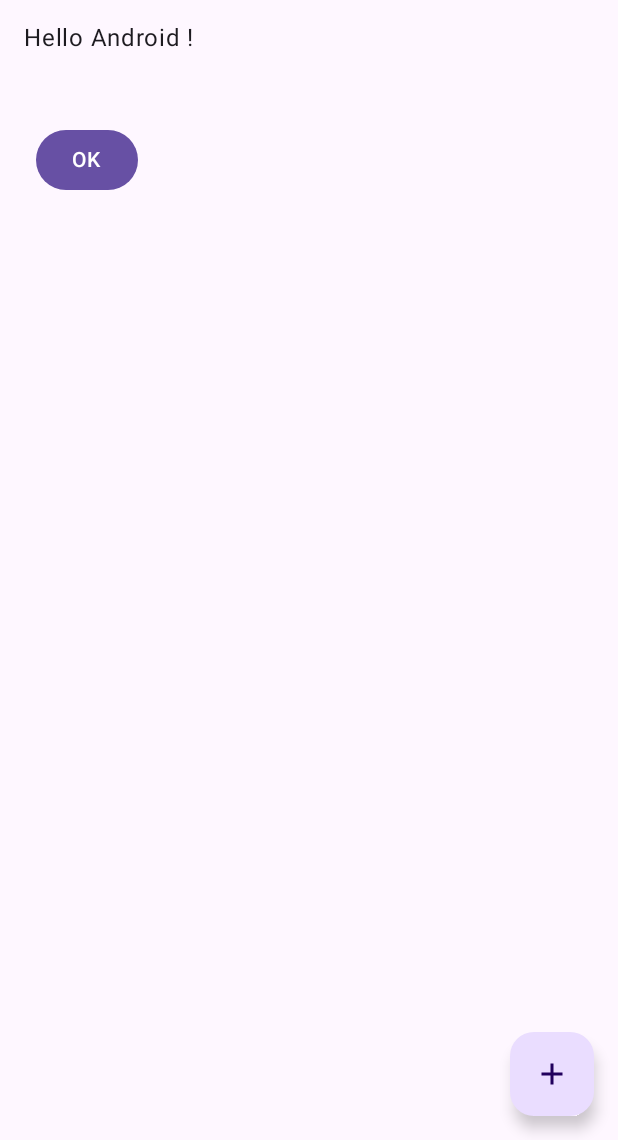
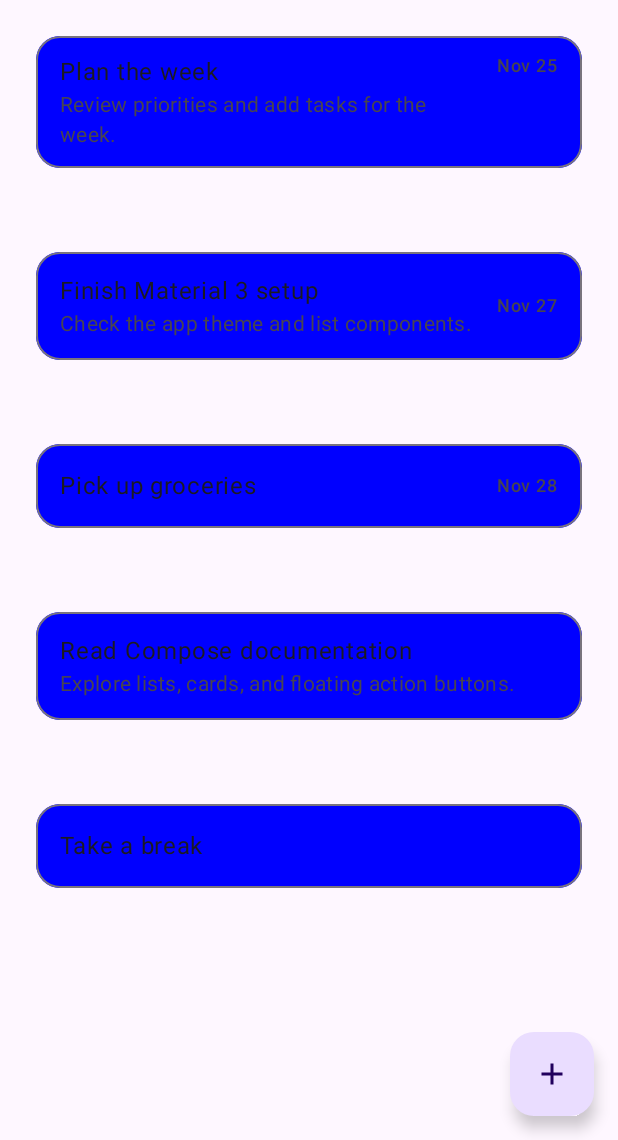
Before and after one commit to ardjuh/TODO, an Android app built with Jetpack Compose: the screen it shows after launch (MainActivity), on a phone screen of 412 x 824 dp, the part 96-1236 px from its top. Run offline under Robolectric (Android 15) with nearby library versions, the phone set to English and light mode, and no system bars; our stand-ins replace Navigation 3.

Commit message:
Some stuff

```diff
--- a/app/build.gradle.kts
+++ b/app/build.gradle.kts
@@ -2,6 +2,7 @@ plugins {
   alias(libs.plugins.android.application)
   alias(libs.plugins.compose.compiler)
   alias(libs.plugins.kotlin.serialization)
+  alias(libs.plugins.ksp)
 }
 
 android {
@@ -83,4 +84,8 @@ dependencies {
   implementation(libs.androidx.navigation3.ui)
   implementation(libs.androidx.navigation3.runtime)
   implementation(libs.androidx.lifecycle.viewmodel.navigation3)
+
+  // Persistent local database
+  implementation(libs.androidx.room.runtime)
+  ksp(libs.androidx.room.compiler)
 }
--- a/app/src/main/kotlin/com/example/todo/data/DataRepository.kt
+++ b/app/src/main/kotlin/com/example/todo/data/DataRepository.kt
@@ -1,12 +1,44 @@
 package com.example.todo.data
 
+import com.example.todo.ui.main.TodoListItem
 import kotlinx.coroutines.flow.Flow
 import kotlinx.coroutines.flow.flow
 
 interface DataRepository {
-  val data: Flow<List<String>>
+  val data: Flow<List<TodoListItem>>
 }
 
 class DefaultDataRepository : DataRepository {
-  override val data: Flow<List<String>> = flow { emit(listOf("Android")) }
+  override val data: Flow<List<TodoListItem>> = flow {
+    emit(
+      listOf(
+        TodoListItem(
+          title = "Plan the week",
+          description = "Review priorities and add tasks for the week.",
+          endDate = "Nov 25",
+          groupId = "personal"
+        ),
+        TodoListItem(
+          title = "Finish Material 3 setup",
+          description = "Check the app theme and list components.",
+          endDate = "Nov 27",
+          groupId = "development"
+        ),
+        TodoListItem(
+          title = "Pick up groceries",
+          endDate = "Nov 28",
+          groupId = "personal"
+        ),
+        TodoListItem(
+          title = "Read Compose documentation",
+          description = "Explore lists, cards, and floating action buttons.",
+          groupId = "learning"
+        ),
+        TodoListItem(
+          title = "Take a break",
+          groupId = "personal"
+        )
+      )
+    )
+  }
 }
--- a/app/src/main/kotlin/com/example/todo/ui/main/MainScreen.kt
+++ b/app/src/main/kotlin/com/example/todo/ui/main/MainScreen.kt
@@ -61,7 +61,7 @@ fun MainScreen(
 @OptIn(ExperimentalMaterial3Api::class)
 @Composable
 internal fun MainScreen(
-    data: List<String>,
+    data: List<TodoListItem>,
     modifier: Modifier = Modifier
 ) {
     Scaffold(
@@ -91,31 +91,19 @@ internal fun MainScreen(
             modifier = Modifier.padding(innerPadding),
             verticalArrangement = Arrangement.spacedBy(8.dp)
         ) {
-            data.forEach { Greeting(it) }
-            Button(
-                modifier = Modifier.padding(24.dp, 24.dp),
-                onClick = { /* Button clicked */ }
-            ) {
-                Text("OK")
-            }
-
+            data.forEach { TodoListItemRow(item = it) }
             // TODO: Extend app UI with more Jetpack Compose UI elements here
 
         }
     }
 }
 
-@Composable
-fun Greeting(name: String, modifier: Modifier = Modifier) {
-    Text(
-        text = "Hello $name !",
-        modifier = modifier.padding(16.dp, 16.dp),
-        style = MaterialTheme.typography.bodyLarge
-    )
-}
-
 @Preview(showBackground = true, showSystemUi = true)
 @Composable
 fun MainScreenPreview() {
-    TODOTheme { MainScreen(listOf("Android")) }
+    TODOTheme {
+        MainScreen(
+            listOf(TodoListItem(title = "Android", groupId = "default"))
+        )
+    }
 }
--- a/app/src/main/kotlin/com/example/todo/ui/main/MainScreenViewModel.kt
+++ b/app/src/main/kotlin/com/example/todo/ui/main/MainScreenViewModel.kt
@@ -13,7 +13,7 @@ import kotlinx.coroutines.flow.stateIn
 class MainScreenViewModel(dataRepository: DataRepository) : ViewModel() {
   val uiState: StateFlow<MainScreenUiState> =
     dataRepository.data
-      .map<List<String>, MainScreenUiState>(::Success)
+      .map<List<TodoListItem>, MainScreenUiState>(::Success)
       .catch { emit(MainScreenUiState.Error(it)) }
       .stateIn(viewModelScope, SharingStarted.WhileSubscribed(5000), MainScreenUiState.Loading)
 }
@@ -23,5 +23,5 @@ sealed interface MainScreenUiState {
 
   data class Error(val throwable: Throwable) : MainScreenUiState
 
-  data class Success(val data: List<String>) : MainScreenUiState
+  data class Success(val data: List<TodoListItem>) : MainScreenUiState
 }
--- /dev/null
+++ b/app/src/main/kotlin/com/example/todo/ui/main/TodoListItem.kt
@@ -0,0 +1,57 @@
+package com.example.todo.ui.main
+
+import androidx.compose.foundation.BorderStroke
+import androidx.compose.foundation.border
+import androidx.compose.foundation.layout.padding
+import androidx.compose.foundation.shape.RoundedCornerShape
+import androidx.compose.ui.draw.clip
+import androidx.compose.material3.ListItem
+import androidx.compose.material3.ListItemDefaults
+import androidx.compose.material3.MaterialTheme
+import androidx.compose.material3.Text
+import androidx.compose.runtime.Composable
+import androidx.compose.ui.Modifier
+import androidx.compose.ui.graphics.Color
+import androidx.compose.ui.unit.dp
+
+/**
+ * A task shown in the main list.
+ *
+ * @param groupId Internal grouping identifier. It is not displayed in the UI.
+ */
+data class TodoListItem(
+    val title: String,
+    val description: String? = null,
+    val endDate: String? = null,
+    val groupId: String
+)
+
+@Composable
+internal fun TodoListItemRow(
+    item: TodoListItem,
+    modifier: Modifier = Modifier
+) {
+    val shape = RoundedCornerShape(16.dp)
+    ListItem(
+        modifier = modifier
+            .padding(24.dp)
+            .clip(shape)
+            .border(
+                BorderStroke(1.dp, MaterialTheme.colorScheme.outline),
+                shape
+            ),
+        headlineContent = { Text(item.title) },
+        supportingContent = item.description?.let { description ->
+            { Text(description) }
+        },
+        colors = ListItemDefaults.colors(containerColor = Color.Blue),
+        trailingContent = item.endDate?.let { endDate ->
+            {
+                Text(
+                    text = endDate,
+                    style = MaterialTheme.typography.labelMedium
+                )
+            }
+        }
+    )
+}
--- a/build.gradle.kts
+++ b/build.gradle.kts
@@ -3,4 +3,5 @@ plugins {
   alias(libs.plugins.android.application) apply false
   alias(libs.plugins.compose.compiler) apply false
   alias(libs.plugins.kotlin.serialization) apply false
+  alias(libs.plugins.ksp) apply false
 }
--- a/gradle/libs.versions.toml
+++ b/gradle/libs.versions.toml
@@ -14,6 +14,8 @@ kotlin = "2.3.20"
 nav3Core = "1.0.1"
 lifecycleViewmodelNav3 = "2.10.0"
 materialComponents = "1.14.0"
+room = "2.8.5"
+ksp = "2.3.11"
 
 [libraries]
 androidx-core-ktx = { module = "androidx.core:core-ktx", version.ref = "androidxCore" }
@@ -39,8 +41,11 @@ androidx-navigation3-runtime = { module = "androidx.navigation3:navigation3-runt
 androidx-navigation3-ui = { module = "androidx.navigation3:navigation3-ui", version.ref = "nav3Core" }
 androidx-lifecycle-viewmodel-navigation3 = { module = "androidx.lifecycle:lifecycle-viewmodel-navigation3", version.ref = "lifecycleViewmodelNav3" }
 mdc = { module = "com.google.android.material:material", version.ref = "materialComponents" }
+androidx-room-runtime = { module = "androidx.room:room-runtime", version.ref = "room" }
+androidx-room-compiler = { module = "androidx.room:room-compiler", version.ref = "room" }
 
 [plugins]
 android-application = { id = "com.android.application", version.ref = "androidGradlePlugin" }
 compose-compiler = { id = "org.jetbrains.kotlin.plugin.compose", version.ref = "kotlin" }
 kotlin-serialization = { id = "org.jetbrains.kotlin.plugin.serialization", version.ref = "kotlin" }
+ksp = { id = "com.google.devtools.ksp", version.ref = "ksp" }
```
Also changed, not shown: app/src/main/kotlin/com/example/todo/data/TodoDatabase.kt (added, +56 -0 lines), app/src/main/kotlin/com/example/todo/data/group/TodoGroupDao.kt (added, +22 -0 lines), app/src/main/kotlin/com/example/todo/data/group/TodoGroupEntity.kt (added, +15 -0 lines), app/src/main/kotlin/com/example/todo/data/task/TodoTaskDao.kt (added, +25 -0 lines), app/src/main/kotlin/com/example/todo/data/task/TodoTaskEntity.kt (added, +22 -0 lines), 2 other files.
